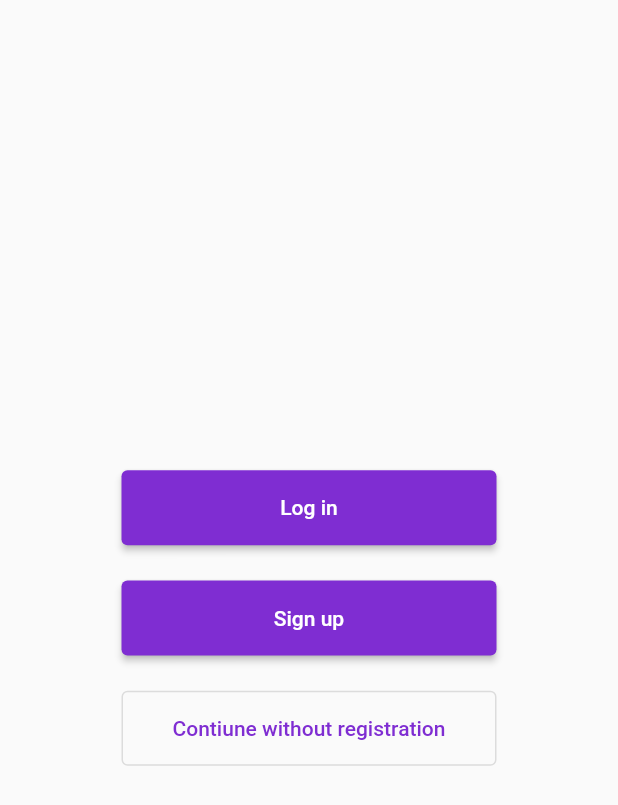
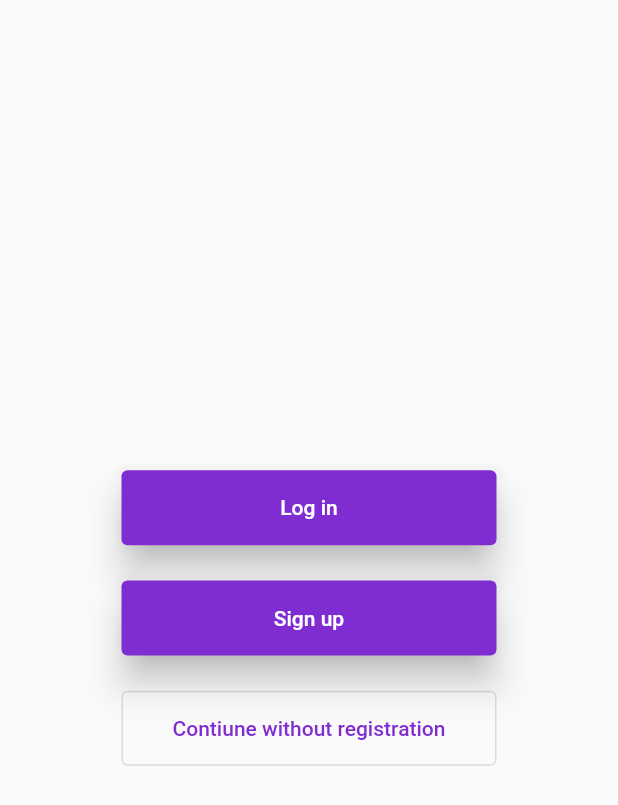
Before and after one commit to ArturSmith/skillbox_practice9, a Flutter app: the screen it shows after launch, on a phone screen of 412 x 824 dp. Shown: the top 805 px of the screen. Run offline on Flutter 3.47's test engine with Material 2 defaults, Android fonts, the phone set to English and light mode, and no system bars; our stand-ins replace dio.

Commit message:
a lot of changes

```diff
--- a/lib/login_page/login_page.dart
+++ b/lib/login_page/login_page.dart
@@ -15,20 +15,32 @@ class LoginPage extends StatelessWidget {
                 // ButtonFunctions(context).login('');
               }),
               style: ButtonStyle(
-                  backgroundColor:
-                      MaterialStateProperty.all(AppColors().mainAppColor),
-                  minimumSize: MaterialStateProperty.all(const Size(250, 50))),
-              child: const Text('Log in')),
+                elevation: MaterialStateProperty.all(10),
+                backgroundColor:
+                    MaterialStateProperty.all(AppColors().mainAppColor),
+                minimumSize: MaterialStateProperty.all(const Size(250, 50)),
+                maximumSize: MaterialStateProperty.all(const Size(400, 50)),
+              ),
+              child: const Text(
+                'Log in',
+                style: TextStyle(color: Colors.white),
+              )),
           const Spacer(flex: 3),
           ElevatedButton(
             onPressed: (() {
               // ButtonFunctions(context).signup('');
             }),
             style: ButtonStyle(
-                backgroundColor:
-                    MaterialStateProperty.all(AppColors().mainAppColor),
-                minimumSize: MaterialStateProperty.all(const Size(250, 50))),
-            child: const Text('Sign up'),
+              elevation: MaterialStateProperty.all(10),
+              backgroundColor:
+                  MaterialStateProperty.all(AppColors().mainAppColor),
+              minimumSize: MaterialStateProperty.all(const Size(250, 50)),
+              maximumSize: MaterialStateProperty.all(const Size(400, 50)),
+            ),
+            child: const Text(
+              'Sign up',
+              style: TextStyle(color: Colors.white),
+            ),
           ),
           const Spacer(flex: 3),
           OutlinedButton(
--- a/lib/routes.dart
+++ b/lib/routes.dart
@@ -4,6 +4,6 @@ import 'package:flutter_practice9/login_page/login_page.dart';
 class Routes {
   final routes = {
     "/LoginPage": (context) => const LoginPage(),
-    "/HomeMainPage": (context) => HomeMainPage()
+    "/HomeMainPage": (context) => const HomeMainPage()
   };
 }
```
Also changed, not shown: lib/home_page/home_main_page.dart (+22 -37 lines), lib/home_page/home_page_body/home_page_body.dart (renamed from lib/home_page/home_page_body.dart, +26 -19 lines), lib/home_page/hotels_cards/cards.dart (renamed from lib/home_page/cards.dart, +12 -5 lines), lib/home_page/home_page_body/top_row_children.dart (renamed from lib/home_page/top_row_children.dart).
